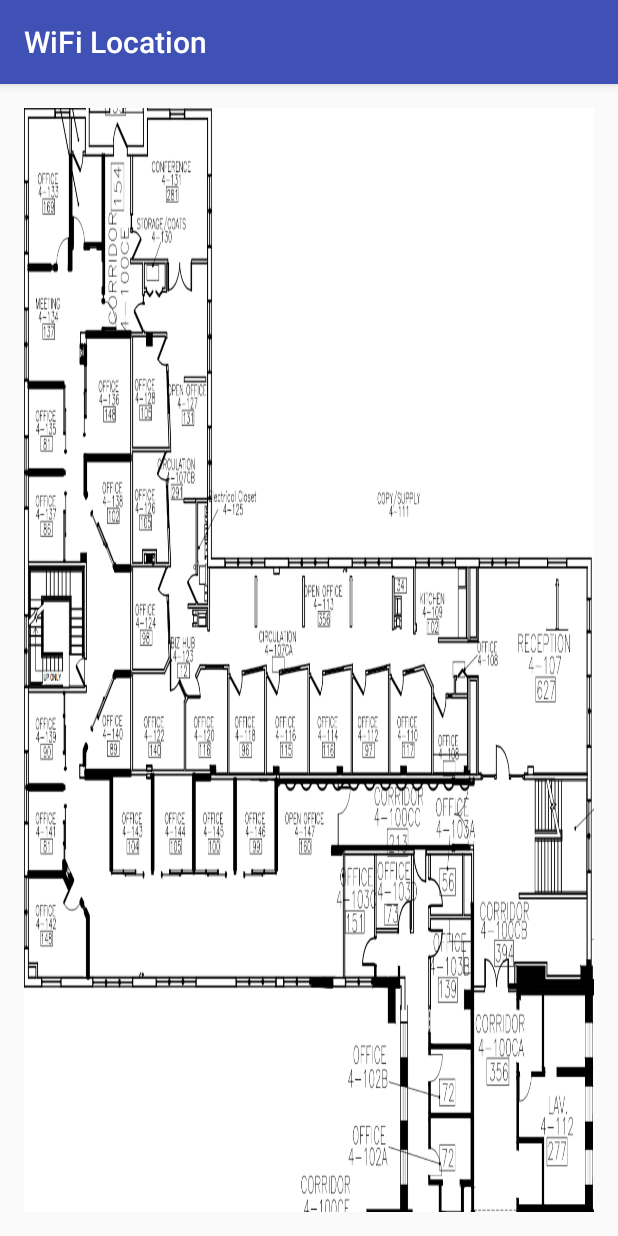
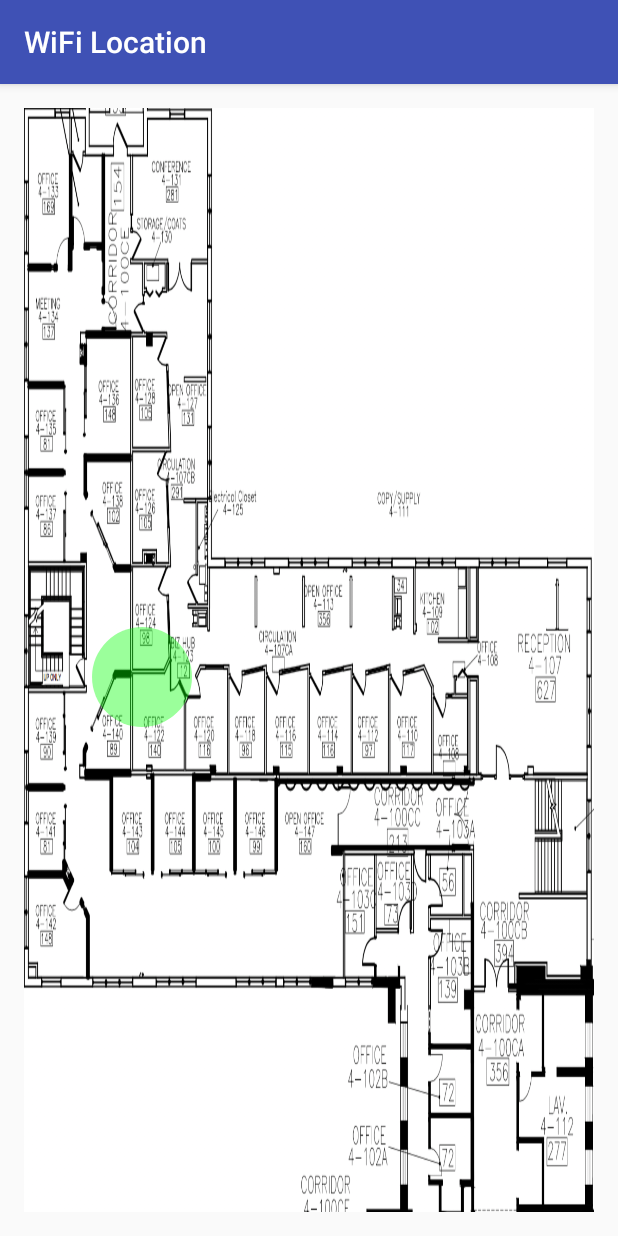
Before and after one commit to tologon/WiFi-Location, an Android app: the screen it shows after launch (WifiInformation), on a phone screen of 412 x 824 dp. Run offline under Robolectric (Android 15) with nearby library versions, the phone set to English and light mode, and no system bars.

```diff
--- a/app/src/main/java/com/tologon/android/wifilocation/MyImageView.java
+++ b/app/src/main/java/com/tologon/android/wifilocation/MyImageView.java
@@ -12,36 +12,58 @@ import android.widget.ImageView;
  */
 
 public class MyImageView extends ImageView {
-    Paint paint;
+    private Paint paint;
+    private final int TRANSPARENCY = 100;
+    private final int RADIUS = 50;
+    private final int MAP_X = 56;
+    private final int MAP_Y = 336;
 
     public MyImageView(Context context) {
         super(context);
-        paint = new Paint(Paint.ANTI_ALIAS_FLAG);
-        paint.setColor(Color.BLACK);
+        setPaint();
+        setMapImage();
     }
 
     public MyImageView(Context context, AttributeSet attrs) {
         super(context, attrs);
-        paint = new Paint(Paint.ANTI_ALIAS_FLAG);
-        paint.setColor(Color.BLACK);
+        setPaint();
+        setMapImage();
     }
 
     public MyImageView(Context context, AttributeSet attrs, int defStyleAttr) {
         super(context, attrs, defStyleAttr);
-        paint = new Paint(Paint.ANTI_ALIAS_FLAG);
-        paint.setColor(Color.BLACK);
+        setPaint();
+        setMapImage();
     }
 
     public MyImageView(Context context, AttributeSet attrs, int defStyleAttr, int defStyleRes) {
         super(context, attrs, defStyleAttr, defStyleRes);
+        setPaint();
+        setMapImage();
+    }
+
+    private void setMapImage() {
+        setImageResource(R.drawable.dobbs_hall_1);
+    }
+
+    private void setPaint() {
         paint = new Paint(Paint.ANTI_ALIAS_FLAG);
-        paint.setColor(Color.BLACK);
+        paint.setColor(Color.GREEN);
+        paint.setAlpha(TRANSPARENCY);
     }
 
     @Override
     protected void onDraw(Canvas canvas) {
         super.onDraw(canvas);
-        canvas.drawCircle(1000, 100, 100, paint);
-        //setImageResource(R.drawable.dobbs_hall_1);
+        // WiFi Access Point in the back of CS department
+        drawWIFIPoint(118, 569, canvas);
+        // WiFi Access Point in the back of CS department
+        drawWIFIPoint(144, 1304, canvas);
+        // WiFi Access Point in the back of CS department
+        drawWIFIPoint(672, 1424, canvas);
+    }
+
+    private void drawWIFIPoint(int x, int y, Canvas canvas) {
+        canvas.drawCircle(x, y, RADIUS, paint);
     }
 }
--- a/app/src/main/java/com/tologon/android/wifilocation/WifiInformation.java
+++ b/app/src/main/java/com/tologon/android/wifilocation/WifiInformation.java
@@ -60,7 +60,6 @@ public class WifiInformation extends AppCompatActivity {
         wifiListData.setAdapter(adapter);
         setNetworkStatus();
         mContentView = (MyImageView) findViewById(R.id.imageView);
-        mContentView.setImageResource(R.drawable.dobbs_hall_1);
 
         requestPermission();
         wifiReceiver = new WifiReceiver();
```
